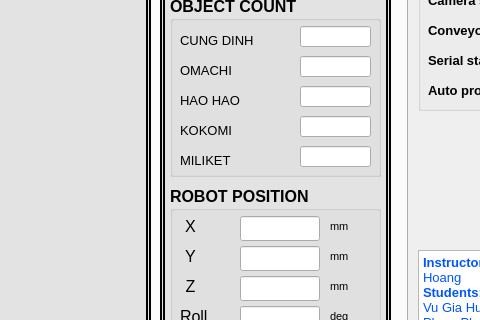
The window that mainwindow.ui (HuyAK2108/CodeThesis) describes before a commit, drawn with Qt 5; both pictures show x 522 to 1002 and y 260 to 580 of the 1181 by 704 pixel window.
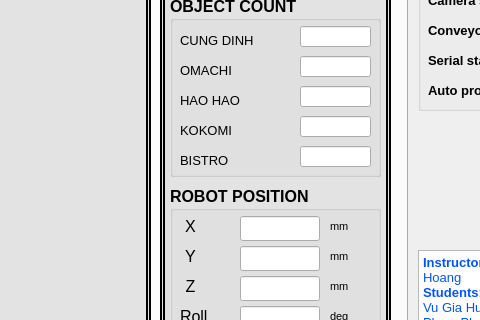
The same window after the commit. Icons and pictures are not drawn.

The edit to the form file:
```diff
--- a/mainwindow.ui
+++ b/mainwindow.ui
@@ -1022,7 +1022,7 @@
         </font>
        </property>
        <property name="text">
-        <string>MILIKET</string>
+        <string>BISTRO</string>
        </property>
       </widget>
       <widget class="QLineEdit" name="num_omachi">
```
Left out of the diff: 2 changed lines with no effect on the pictures.
